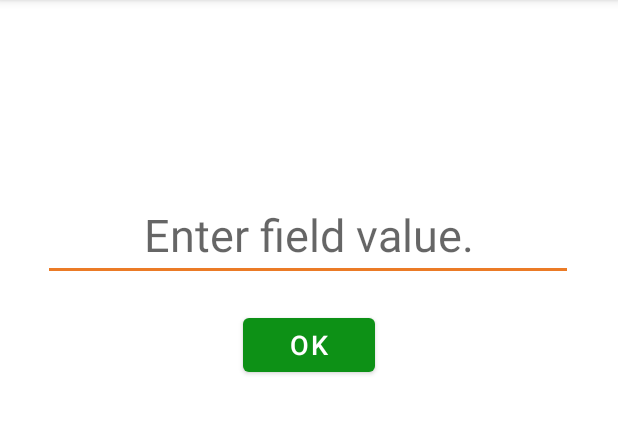
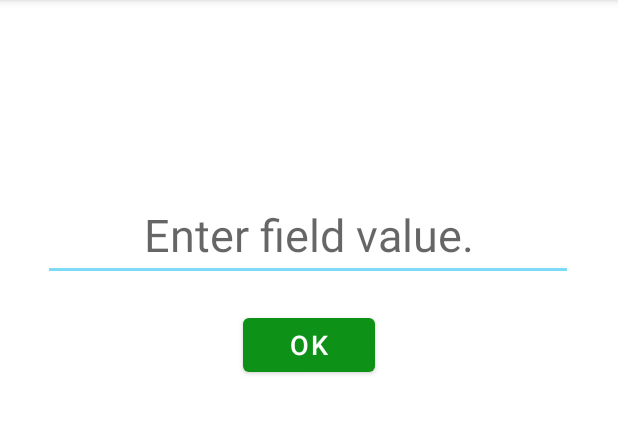
Before and after one commit to Matej-Chmel/shikaku-android, an Android app: the ChooseFieldValueActivity screen opened directly, with no data from a screen before it, on a phone screen of 412 x 824 dp, the part 84-518 px from its top. Run offline under Robolectric (Android 15) with nearby library versions, the phone set to English and light mode, and no system bars.

Commit message:
Uživatel může měnit velikost hlavolamu při jeho editaci. Maximální rozměry hlavolamu nastaveny na 11x11.

```diff
--- a/app/src/main/AndroidManifest.xml
+++ b/app/src/main/AndroidManifest.xml
@@ -13,11 +13,11 @@
 		android:theme="@style/Theme.Shikaku"
 		tools:ignore="AllowBackup">
 
-		<activity android:name=".activities.ChooseNumberActivity" />
+		<activity android:name=".activities.ChooseDimensionsActivity" />
+		<activity android:name=".activities.ChooseFieldValueActivity" />
 		<activity android:name=".activities.ListActivity" />
 		<activity android:name=".activities.GameActivity" />
 		<activity android:name=".activities.AboutActivity" />
-
 		<activity android:name=".activities.MainActivity">
 
 			<intent-filter>
--- a/app/src/main/java/edu/mch/shikaku/activities/ChooseNumberActivity.java
+++ b/app/src/main/java/edu/mch/shikaku/activities/ChooseFieldValueActivity.java
@@ -9,7 +9,7 @@ import androidx.appcompat.app.AppCompatActivity;
 import edu.mch.shikaku.R;
 import edu.mch.shikaku.levels.Level;
 
-public class ChooseNumberActivity extends AppCompatActivity
+public class ChooseFieldValueActivity extends AppCompatActivity
 {
 	private EditText editNumberFieldValue;
 	private String toastFieldValueOneText;
@@ -19,7 +19,7 @@ public class ChooseNumberActivity extends AppCompatActivity
 	protected void onCreate(Bundle savedInstanceState)
 	{
 		super.onCreate(savedInstanceState);
-		this.setContentView(R.layout.activity_choose_number);
+		this.setContentView(R.layout.activity_choose_field_value);
 
 		Resources resources = this.getResources();
 
@@ -30,7 +30,7 @@ public class ChooseNumberActivity extends AppCompatActivity
 		this.toastFieldValueOneText = resources.getString(R.string.toast_fieldValue_one);
 	}
 
-	public void onButtonFieldValue(View view)
+	public void onButtonConfirm(View view)
 	{
 		int value = Integer.parseInt(this.editNumberFieldValue.getText().toString());
 
--- a/app/src/main/java/edu/mch/shikaku/activities/IntentExtras.java
+++ b/app/src/main/java/edu/mch/shikaku/activities/IntentExtras.java
@@ -2,9 +2,12 @@ package edu.mch.shikaku.activities;
 
 public class IntentExtras
 {
-	public static final int RESULT_CODE_FIELD_VALUE = 1;
+	public static final String DIM_X = "dimX";
+	public static final String DIM_Y = "dimY";
 	public static final String FIELD_VALUE = "fieldValue";
 	public static final String LAUNCH_EDITOR = "launchEditor";
 	public static final String LAUNCH_EDITOR_FROM_MAIN = "launchEditorFromMain";
 	public static final String LEVEL_INDEX = "levelIndex";
+	public static final int RESULT_CODE_DIMENSIONS = 2;
+	public static final int RESULT_CODE_FIELD_VALUE = 1;
 }
--- a/app/src/main/res/layout/activity_choose_number.xml
+++ b/app/src/main/res/layout/activity_choose_field_value.xml
@@ -4,7 +4,7 @@
 	xmlns:tools="http://schemas.android.com/tools"
 	android:layout_width="match_parent"
 	android:layout_height="match_parent"
-	tools:context=".activities.ChooseNumberActivity">
+	tools:context=".activities.ChooseFieldValueActivity">
 
 	<EditText
 		android:id="@+id/editNumber_fieldValue"
@@ -24,13 +24,13 @@
 		android:importantForAutofill="no" />
 
 	<Button
-		android:id="@+id/button_fieldValue"
+		android:id="@+id/button_fieldValue_confirm"
 		android:layout_width="wrap_content"
 		android:layout_height="wrap_content"
-		android:onClick="onButtonFieldValue"
+		android:onClick="onButtonConfirm"
 		android:text="@string/confirm"
 		android:textAlignment="center"
-		android:textSize="18sp"
+		android:textSize="@dimen/buttons_confirm_textSize"
 		app:layout_constraintBottom_toBottomOf="parent"
 		app:layout_constraintEnd_toEndOf="parent"
 		app:layout_constraintStart_toStartOf="parent"
--- a/app/src/main/res/layout/activity_game.xml
+++ b/app/src/main/res/layout/activity_game.xml
@@ -50,9 +50,7 @@
 		android:contentDescription="@string/floatingButton_saveLevel_contentDescription"
 		android:focusable="true"
 		android:onClick="onFloatingButtonSaveLevel"
-		android:tint="#FFFFFF"
 		android:visibility="gone"
-		app:backgroundTint="@color/blue_light"
 		app:layout_constraintBottom_toBottomOf="parent"
 		app:layout_constraintEnd_toEndOf="parent"
 		app:layout_constraintHorizontal_bias="0.954"
--- a/app/src/main/res/layout/activity_list.xml
+++ b/app/src/main/res/layout/activity_list.xml
@@ -24,7 +24,6 @@
 		android:contentDescription="@string/floatingButton_list_createLevel_contentDescription"
 		android:focusable="true"
 		android:onClick="onFloatingButtonCreateLevelClicked"
-		app:backgroundTint="@color/blue_light"
 		app:layout_constraintBottom_toBottomOf="parent"
 		app:layout_constraintEnd_toEndOf="parent"
 		app:layout_constraintHorizontal_bias="0.954"
--- a/app/src/main/res/values/dimen.xml
+++ b/app/src/main/res/values/dimen.xml
@@ -2,6 +2,10 @@
 
 <resources>
 	<dimen name="about_textViews_textSize">24sp</dimen>
+	<dimen name="buttons_confirm_textSize">18sp</dimen>
+	<dimen name="chooseDimensions_editNumber_layoutHeight">64dp</dimen>
+	<dimen name="chooseDimensions_editNumber_layoutWidth">64dp</dimen>
+	<dimen name="chooseDimensions_editNumber_textSize">30sp</dimen>
 	<dimen name="listItem_level_textSize">36sp</dimen>
 	<dimen name="main_buttons_height">164dp</dimen>
 	<dimen name="main_buttons_textSize">24sp</dimen>
--- a/app/src/main/res/values/strings.xml
+++ b/app/src/main/res/values/strings.xml
@@ -30,5 +30,9 @@
 	<string name="button_main_createLevel_text">Create level</string>
 	<string name="menuItem_restart_title" translatable="false">Restart</string>
 	<string name="menuItem_resize_title">Resize</string>
+	<string name="textView_chooseDimensions_text" translatable="false">x</string>
+	<string name="toast_dimension_tooHigh">No dimension can be higher than %d.</string>
+	<string name="toast_dimension_oneTotalSpace">Level cannot consist of only one field.</string>
+	<string name="toast_dimension_notValid">The dimension value is not valid.</string>
 
 </resources>
--- a/app/src/main/res/values/themes.xml
+++ b/app/src/main/res/values/themes.xml
@@ -6,8 +6,8 @@
 		<item name="colorPrimaryVariant">@color/green_night</item>
 		<item name="colorOnPrimary">@color/white</item>
 
-		<item name="colorSecondary">@color/orange_light</item>
-		<item name="colorSecondaryVariant">@color/orange_dark</item>
+		<item name="colorSecondary">@color/blue_light</item>
+		<item name="colorSecondaryVariant">@color/orange_light</item>
 		<item name="colorOnSecondary">@color/black</item>
 
 		<item name="actionBarStyle">@style/Theme.Shikaku.ActionBar.Widget</item>
```
Also changed, not shown: app/src/main/java/edu/mch/shikaku/activities/ChooseDimensionsActivity.java (added, +77 -0 lines), app/src/main/java/edu/mch/shikaku/activities/GameActivity.java (+20 -3 lines), app/src/main/java/edu/mch/shikaku/levels/EditableLevel.java (+21 -12 lines), app/src/main/java/edu/mch/shikaku/levels/Level.java (+4 -4 lines), app/src/main/java/edu/mch/shikaku/views/GameView.java (+9 -0 lines), app/src/main/res/layout/activity_choose_dimensions.xml (added, +70 -0 lines), 1 other file.
